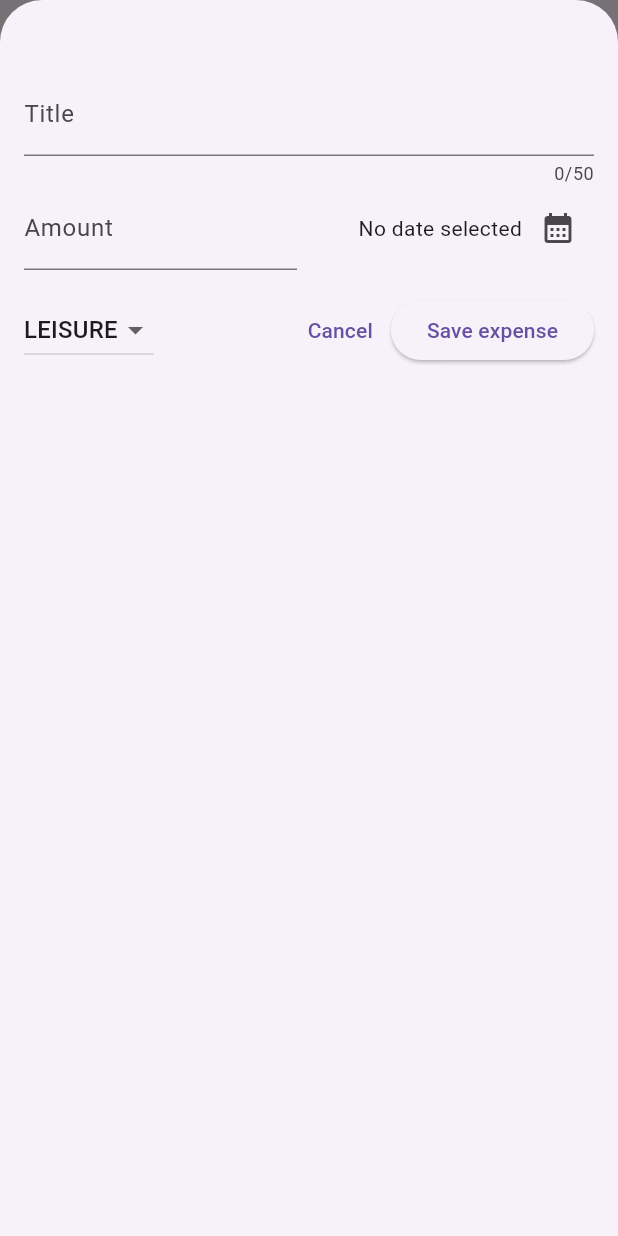
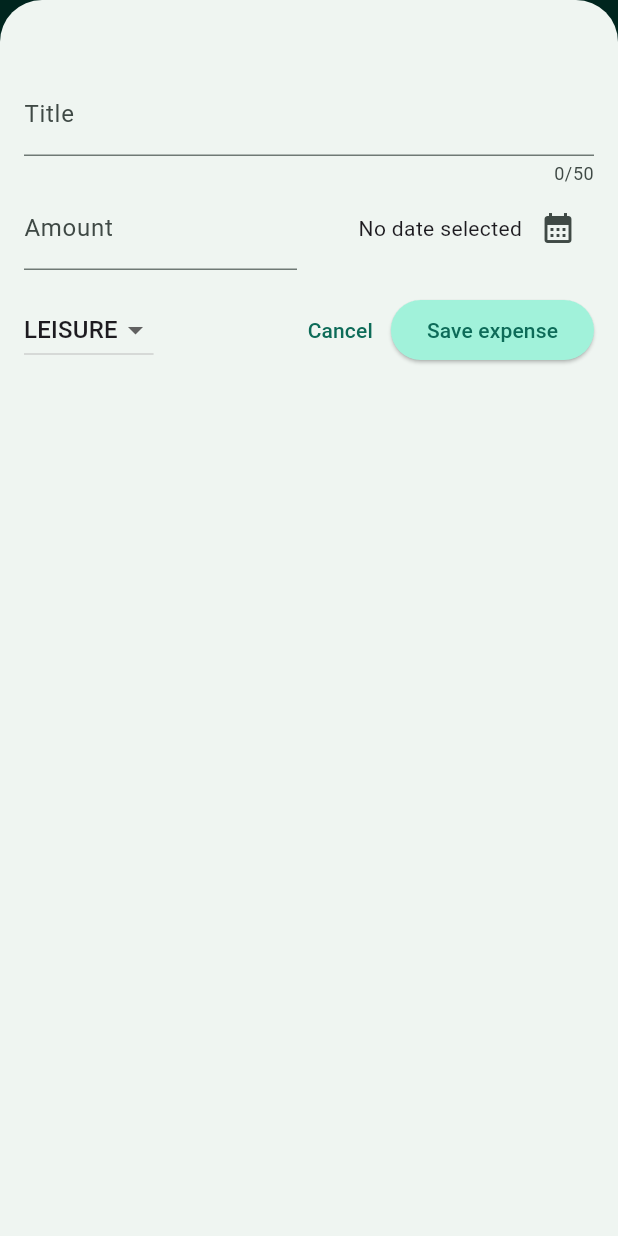
Before and after one commit to andreitecsor/expense_tracker, a Flutter app: the screen it shows after launch, after a tap on the "add" icon, on a phone screen of 412 x 824 dp. Run offline on Flutter 3.47's test engine with Material 3 defaults, Android fonts, the phone set to English and light mode, and no system bars.

Commit message:
theming and darkmode

```diff
--- a/lib/main.dart
+++ b/lib/main.dart
@@ -1,10 +1,58 @@
 import 'package:expense_tracker/widgets/expenses.dart';
 import 'package:flutter/material.dart';
+
+var kColorScheme = ColorScheme.fromSeed(
+  seedColor: Color.fromARGB(255, 154, 250, 223),
+);
+
+var kDarkColorScheme = ColorScheme.fromSeed(
+  brightness: Brightness.dark,
+  seedColor: Color.fromARGB(255, 154, 250, 223),
+);
 
 void main() {
   runApp(
     MaterialApp(
-      theme: ThemeData(),
+      darkTheme: ThemeData.dark().copyWith(
+        colorScheme: kDarkColorScheme,
+        cardTheme: const CardTheme().copyWith(
+          color: kDarkColorScheme.secondaryContainer,
+          margin: const EdgeInsets.symmetric(
+            horizontal: 16,
+            vertical: 8,
+          ),
+        ),
+        elevatedButtonTheme: ElevatedButtonThemeData(
+          style: ElevatedButton.styleFrom(
+              backgroundColor: kDarkColorScheme.primaryContainer,
+              foregroundColor: kDarkColorScheme.onPrimaryContainer),
+        ),
+      ),
+      theme: ThemeData().copyWith(
+          colorScheme: kColorScheme,
+          appBarTheme: const AppBarTheme().copyWith(
+            backgroundColor: kColorScheme.onPrimaryContainer,
+            foregroundColor: kColorScheme.primaryContainer,
+          ),
+          cardTheme: const CardTheme().copyWith(
+            color: kColorScheme.secondaryContainer,
+            margin: const EdgeInsets.symmetric(
+              horizontal: 16,
+              vertical: 8,
+            ),
+          ),
+          elevatedButtonTheme: ElevatedButtonThemeData(
+            style: ElevatedButton.styleFrom(
+              backgroundColor: kColorScheme.primaryContainer,
+            ),
+          ),
+          textTheme: ThemeData().textTheme.copyWith(
+                titleLarge: TextStyle(
+                    fontWeight: FontWeight.bold,
+                    color: kColorScheme.onSecondaryContainer,
+                    fontSize: 20),
+              )),
+      themeMode: ThemeMode.system, //default
       home: const Expenses(),
     ),
   );
--- a/lib/widgets/expenses_list/expense_item.dart
+++ b/lib/widgets/expenses_list/expense_item.dart
@@ -15,8 +15,12 @@ class ExpenseItem extends StatelessWidget {
           vertical: 16,
         ),
         child: Column(
+          crossAxisAlignment: CrossAxisAlignment.start,
           children: [
-            Text(expense.title),
+            Text(
+              expense.title,
+              style: Theme.of(context).textTheme.titleLarge!.copyWith(fontSize: 16),
+            ),
             const SizedBox(height: 4),
             Row(
               children: [
--- a/lib/widgets/expenses_list/expenses_list.dart
+++ b/lib/widgets/expenses_list/expenses_list.dart
@@ -14,6 +14,12 @@ class ExpensesList extends StatelessWidget {
     return ListView.builder(
       itemCount: expenses.length,
       itemBuilder: (ctx, index) => Dismissible(
+        background: Container(
+          color: Theme.of(context).colorScheme.error.withOpacity(0.8),
+          margin: EdgeInsets.symmetric(
+            horizontal: Theme.of(context).cardTheme.margin!.horizontal,
+          ),
+        ),
         onDismissed: (direction) {
           onRemoveExpense(expenses[index]);
         },
```
